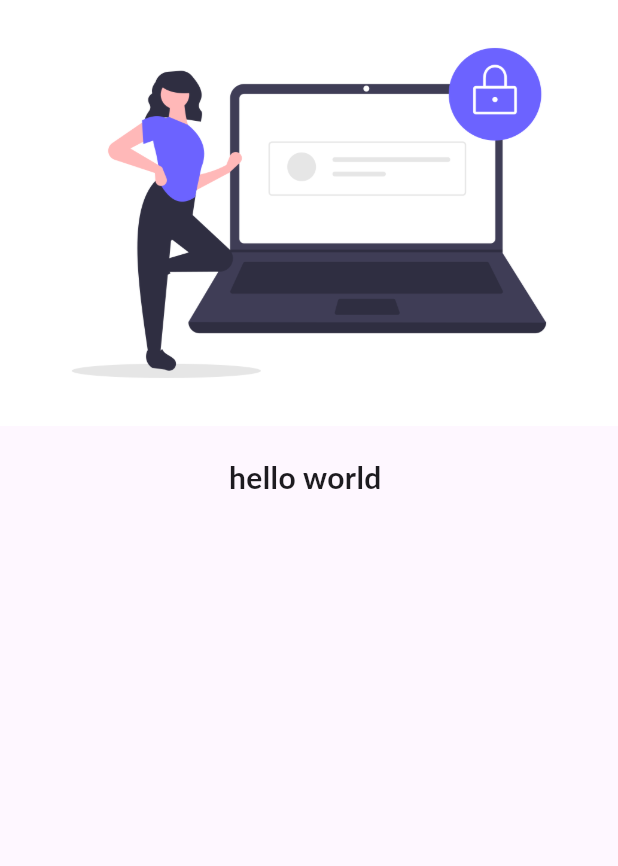
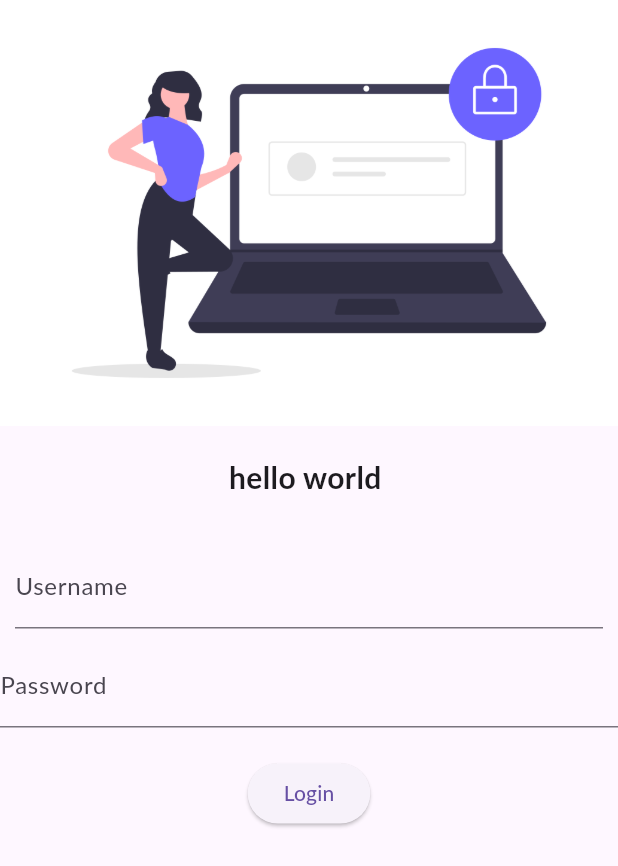
Before and after one commit to Saumya-sura/flutter-practice-, a Flutter app: the screen it shows after launch, on a phone screen of 412 x 824 dp. Shown: the top 866 px of the screen. Run offline on Flutter 3.47's test engine with Material 3 defaults, Android fonts, the phone set to English and light mode, and no system bars; our stand-ins replace google_fonts; Roboto replaces fonts that are missing (Lato).

Commit message:
button created

```diff
--- a/lib/main.dart
+++ b/lib/main.dart
@@ -18,7 +18,7 @@ class MyApp extends StatelessWidget {
         fontFamily: 'Lato',
       ),
      routes: {
-      "/":(context)=>const Login(),
+      "/":(context) => const Login(),
       "/home":(context)=>const Home(),
      },
 
--- a/lib/pages/login_page.dart
+++ b/lib/pages/login_page.dart
@@ -21,8 +21,47 @@ class Login extends StatelessWidget {
           fontWeight: FontWeight.bold,
         ),
         ),
+        SizedBox(
+          height: 20.0,
+          ),
+        Padding(
+          padding: const EdgeInsets.symmetric(vertical: 10,horizontal: 10),
+          child: Column(
+            children: [
+              TextFormField(
+                decoration: InputDecoration(
+                  hintText: "Enter username",
+                  labelText: "Username",
+
+                ),
+              ),
+            ],
+          ),
+        ),
+        TextFormField(
+          obscureText: true,
+          decoration: InputDecoration(
+
+            hintText: "Enter password",
+            labelText: "Password",
+          ),
+        ),
+         SizedBox(
+          height: 20.0,
+          ),
+          ElevatedButton(onPressed:(){
+            print("Helo");
+
+          } ,
+          style: TextButton.styleFrom(),
+           child: Text("Login"),
+
+           )
         ],
+
+
       ),
-    );
+
+          );
   }
 }
```
